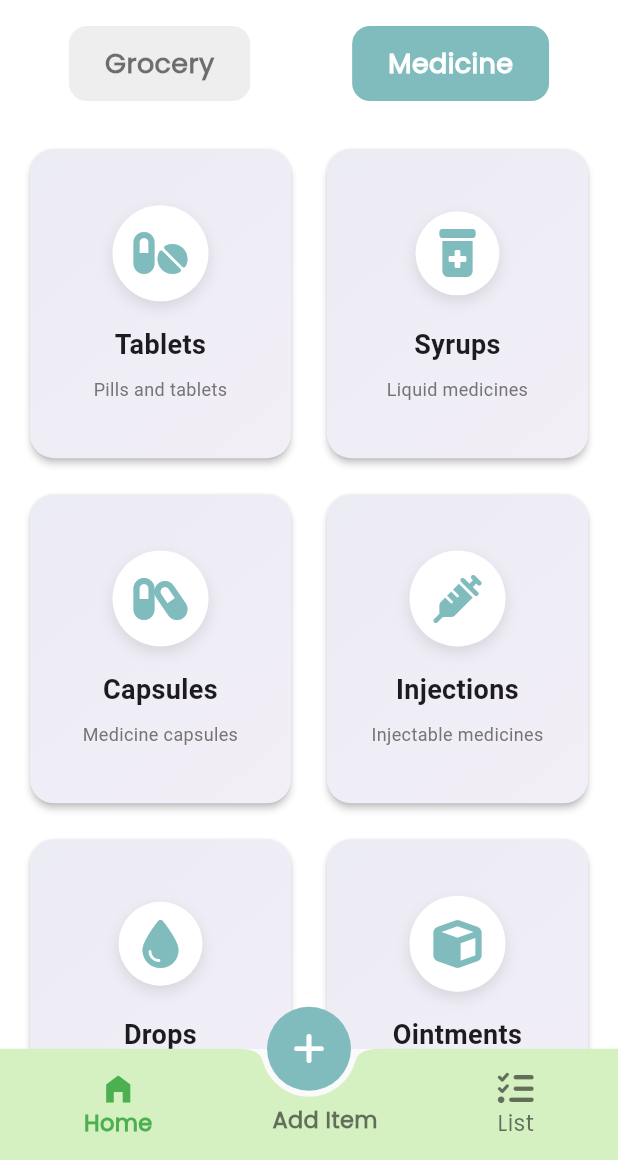
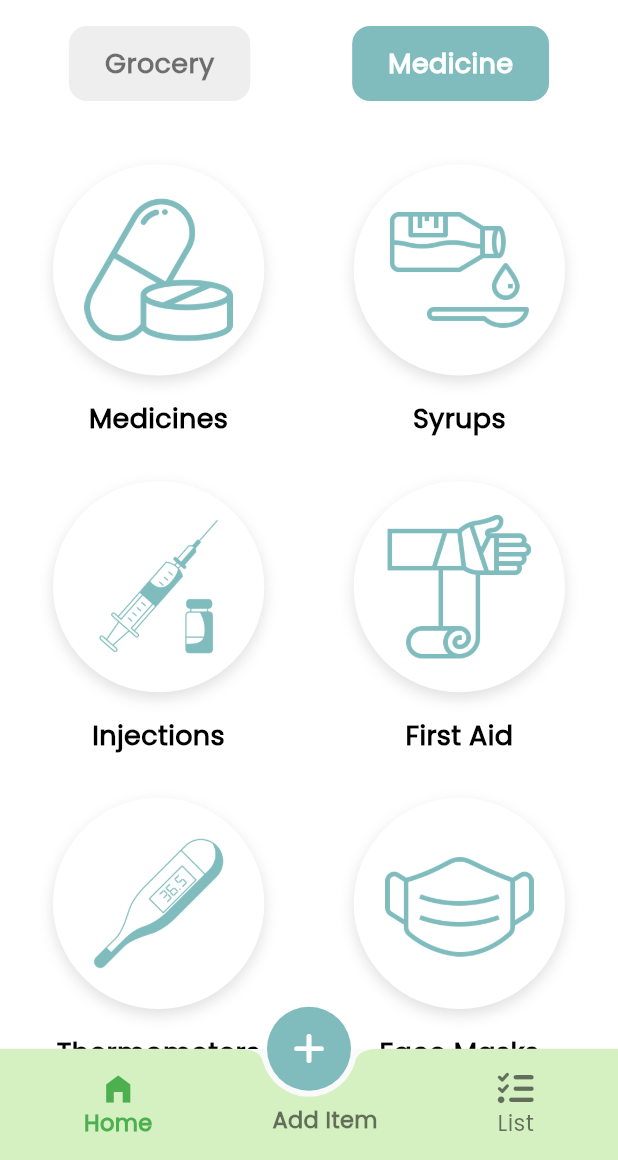
Before and after one commit to rahulkumardev24/SmartStock-ExpiryTracker, a Flutter app: the screen it shows after launch, after a tap on "Medicine", on a phone screen of 412 x 824 dp, the part 76-1236 px from its top. Run offline on Flutter 3.47's test engine with Material 3 defaults, Android fonts, the phone set to English and light mode, and no system bars; our stand-ins replace font_awesome_flutter, hive, hive_flutter, image_picker, lottie; accounts and stored records are empty.

Commit message:
grocery and medicine screen fix

```diff
--- a/lib/screen/dash_board_screen.dart
+++ b/lib/screen/dash_board_screen.dart
@@ -29,20 +29,6 @@ class _DashBoardScreenState extends State<DashBoardScreen> {
     setState(() {
       _selectedIndex = index;
     });
-  }
-
-  int _getExpiringItemsCount() {
-    final box = Hive.box<Item>('items');
-    return box.values.where((item) {
-      try {
-        final expiry = DateFormat('dd MMM yyyy').parse(item.expiryDate);
-        final now = DateTime.now();
-        final difference = expiry.difference(now).inDays;
-        return difference <= 2 && difference >= 0;
-      } catch (e) {
-        return false;
-      }
-    }).length;
   }
 
   @override
--- a/lib/screen/grocery_screen.dart
+++ b/lib/screen/grocery_screen.dart
@@ -1,132 +1,67 @@
 import 'package:flutter/material.dart';
-import 'package:font_awesome_flutter/font_awesome_flutter.dart';
+import 'package:smartstock/constant/app_constant.dart';
 import 'package:smartstock/utils/colors.dart';
 import 'package:smartstock/screen/category_items_screen.dart';
+import 'package:smartstock/utils/custom_text_style.dart';
 
 class GroceryScreen extends StatelessWidget {
   GroceryScreen({super.key});
-
-  final List<Map<String, dynamic>> groceryCategories = [
-    {
-      'type': 'Fruits',
-      'icon': FontAwesomeIcons.apple,
-      'description': 'Fresh fruits and berries'
-    },
-    {
-      'type': 'Vegetables',
-      'icon': FontAwesomeIcons.carrot,
-      'description': 'Fresh vegetables'
-    },
-    {
-      'type': 'Dairy',
-      'icon': FontAwesomeIcons.cheese,
-      'description': 'Milk, cheese, and dairy products'
-    },
-    {
-      'type': 'Beverages',
-      'icon': FontAwesomeIcons.wineBottle,
-      'description': 'Drinks and beverages'
-    },
-    {
-      'type': 'Snacks',
-      'icon': FontAwesomeIcons.cookieBite,
-      'description': 'Snacks and chips'
-    },
-    {
-      'type': 'Grains',
-      'icon': FontAwesomeIcons.breadSlice,
-      'description': 'Rice, wheat, and cereals'
-    }
-  ];
-
   @override
   Widget build(BuildContext context) {
+    final mqHeight = MediaQuery.of(context).size.height;
     return GridView.builder(
       padding: const EdgeInsets.all(16),
       gridDelegate: const SliverGridDelegateWithFixedCrossAxisCount(
         crossAxisCount: 2,
         childAspectRatio: 0.85,
-        crossAxisSpacing: 16,
-        mainAxisSpacing: 16,
+        crossAxisSpacing: 21,
       ),
-      itemCount: groceryCategories.length,
+      itemCount: AppConstant.items.length,
       itemBuilder: (context, index) {
-        final category = groceryCategories[index];
+        final grocery = AppConstant.items[index];
         return GestureDetector(
           onTap: () {
             Navigator.push(
               context,
               MaterialPageRoute(
-                builder: (context) => CategoryItemsScreen(
+                builder:
+                    (context) => CategoryItemsScreen(
                       categoryType: 'Grocery',
-                  itemType: category['type'],
+                      itemType: grocery['title'],
                     ),
               ),
             );
           },
-          child: Card(
-            elevation: 2,
-            shape: RoundedRectangleBorder(
-              borderRadius: BorderRadius.circular(16),
-            ),
-            child: Container(
-              padding: const EdgeInsets.all(16),
-              decoration: BoxDecoration(
-                borderRadius: BorderRadius.circular(16),
-                gradient: LinearGradient(
-                  begin: Alignment.topLeft,
-                  end: Alignment.bottomRight,
-                  colors: [
-                    AppColors.main.withOpacity(0.1),
-                    AppColors.main.withOpacity(0.05),
-                  ],
-                ),
-              ),
           child: Column(
             mainAxisAlignment: MainAxisAlignment.center,
             children: [
               Container(
-                    padding: const EdgeInsets.all(16),
+                padding: const EdgeInsets.all(21),
                 decoration: BoxDecoration(
                   color: Colors.white,
                   shape: BoxShape.circle,
                   boxShadow: [
                     BoxShadow(
-                          color: Colors.black.withOpacity(0.1),
+                      color: Colors.black12,
                       blurRadius: 8,
                       offset: const Offset(0, 4),
                     ),
                   ],
                 ),
-                    child: FaIcon(
-                      category['icon'],
+                child: Image.asset(
+                  grocery['image'],
+                  width: mqHeight * 0.12,
                   color: AppColors.main,
-                      size: 32,
                 ),
               ),
               const SizedBox(height: 16),
               Text(
-                    category['type'],
-                    style: const TextStyle(
-                      fontSize: 18,
-                      fontWeight: FontWeight.bold,
-                    ),
+                grocery['title'],
+                style: myTextStyle18(fontWeight: FontWeight.bold),
                 textAlign: TextAlign.center,
               ),
-                  const SizedBox(height: 8),
-                  Text(
-                    category['description'],
-                    style: TextStyle(
-                      fontSize: 12,
-                      color: Colors.grey[600],
-                    ),
-                    textAlign: TextAlign.center,
-                    maxLines: 2,
-                    overflow: TextOverflow.ellipsis,
-                  ),
+
             ],
-              ),
-            ),
           ),
         );
       },
--- a/lib/screen/medicine_screen.dart
+++ b/lib/screen/medicine_screen.dart
@@ -1,57 +1,25 @@
 import 'package:flutter/material.dart';
 import 'package:font_awesome_flutter/font_awesome_flutter.dart';
+import 'package:smartstock/constant/app_constant.dart';
 import 'package:smartstock/utils/colors.dart';
 import 'package:smartstock/screen/category_items_screen.dart';
+import 'package:smartstock/utils/custom_text_style.dart';
 
 class MedicineScreen extends StatelessWidget {
   MedicineScreen({super.key});
-
-  final List<Map<String, dynamic>> medicineCategories = [
-    {
-      'type': 'Tablets',
-      'icon': FontAwesomeIcons.pills,
-      'description': 'Pills and tablets'
-    },
-    {
-      'type': 'Syrups',
-      'icon': FontAwesomeIcons.prescriptionBottleMedical,
-      'description': 'Liquid medicines'
-    },
-    {
-      'type': 'Capsules',
-      'icon': FontAwesomeIcons.capsules,
-      'description': 'Medicine capsules'
-    },
-    {
-      'type': 'Injections',
-      'icon': FontAwesomeIcons.syringe,
-      'description': 'Injectable medicines'
-    },
-    {
-      'type': 'Drops',
-      'icon': FontAwesomeIcons.droplet,
-      'description': 'Eye and ear drops'
-    },
-    {
-      'type': 'Ointments',
-      'icon': FontAwesomeIcons.cube,
-      'description': 'Creams and ointments'
-    }
-  ];
-
   @override
   Widget build(BuildContext context) {
+    final mqHeight = MediaQuery.of(context).size.height;
     return GridView.builder(
       padding: const EdgeInsets.all(16),
       gridDelegate: const SliverGridDelegateWithFixedCrossAxisCount(
         crossAxisCount: 2,
         childAspectRatio: 0.85,
-        crossAxisSpacing: 16,
-        mainAxisSpacing: 16,
+        crossAxisSpacing: 21,
       ),
-      itemCount: medicineCategories.length,
+      itemCount: AppConstant.itemsMed.length,
       itemBuilder: (context, index) {
-        final category = medicineCategories[index];
+        final medicine = AppConstant.itemsMed[index];
         return GestureDetector(
           onTap: () {
             Navigator.push(
@@ -59,74 +27,41 @@ class MedicineScreen extends StatelessWidget {
               MaterialPageRoute(
                 builder: (context) => CategoryItemsScreen(
                   categoryType: 'Medicine',
-                  itemType: category['type'],
+                  itemType: medicine['title'],
                 ),
               ),
             );
           },
-          child: Card(
-            elevation: 2,
-            shape: RoundedRectangleBorder(
-              borderRadius: BorderRadius.circular(16),
-            ),
-            child: Container(
-              padding: const EdgeInsets.all(16),
-              decoration: BoxDecoration(
-                borderRadius: BorderRadius.circular(16),
-                gradient: LinearGradient(
-                  begin: Alignment.topLeft,
-                  end: Alignment.bottomRight,
-                  colors: [
-                    AppColors.main.withOpacity(0.1),
-                    AppColors.main.withOpacity(0.05),
-                  ],
-                ),
-              ),
           child: Column(
             mainAxisAlignment: MainAxisAlignment.center,
             children: [
               Container(
-                    padding: const EdgeInsets.all(16),
+                padding: const EdgeInsets.all(21),
                 decoration: BoxDecoration(
                   color: Colors.white,
                   shape: BoxShape.circle,
                   boxShadow: [
                     BoxShadow(
-                          color: Colors.black.withOpacity(0.1),
+                      color: Colors.black12,
                       blurRadius: 8,
                       offset: const Offset(0, 4),
                     ),
                   ],
                 ),
-                    child: FaIcon(
-                      category['icon'],
+                child: Image.asset(
+                  medicine['image'],
+                  width: mqHeight * 0.12,
                   color: AppColors.main,
-                      size: 32,
                 ),
               ),
               const SizedBox(height: 16),
               Text(
-                    category['type'],
-                    style: const TextStyle(
-                      fontSize: 18,
-                      fontWeight: FontWeight.bold,
-                    ),
+                medicine['title'],
+                style: myTextStyle18(fontWeight: FontWeight.bold),
                 textAlign: TextAlign.center,
               ),
-                  const SizedBox(height: 8),
-                  Text(
-                    category['description'],
-                    style: TextStyle(
-                      fontSize: 12,
-                      color: Colors.grey[600],
-                    ),
-                    textAlign: TextAlign.center,
-                    maxLines: 2,
-                    overflow: TextOverflow.ellipsis,
-                  ),
+
             ],
-              ),
-            ),
           ),
         );
       },
```
Lines whose indentation alone changed are shown as unchanged.
